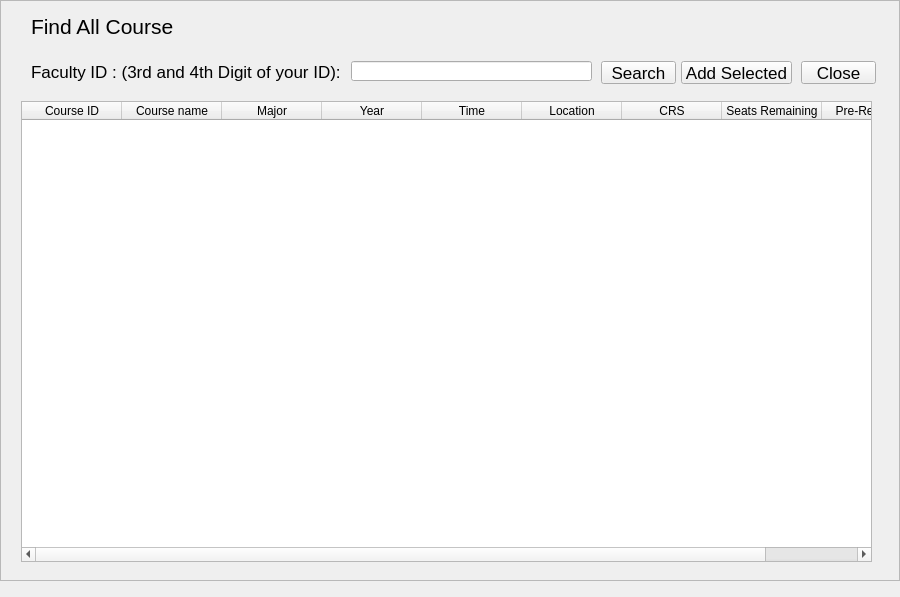
The window that resources/UI/findCourse.ui (Poom1997/gman) describes before a commit, drawn with Qt 5.
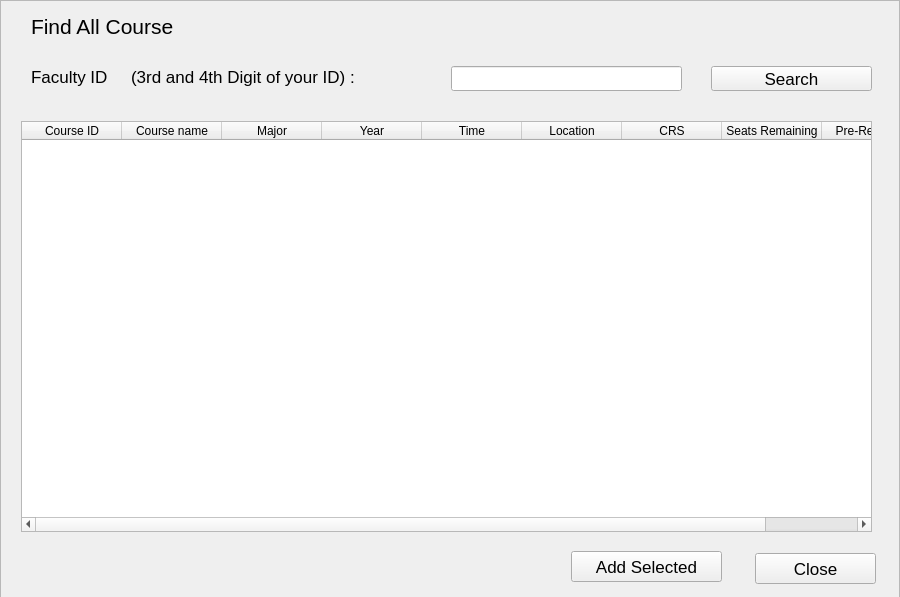
The same window after the commit.

Diff of the .ui file:
```diff
--- a/resources/UI/findCourse.ui
+++ b/resources/UI/findCourse.ui
@@ -19,7 +19,7 @@
      <x>0</x>
      <y>0</y>
      <width>900</width>
-     <height>581</height>
+     <height>601</height>
     </rect>
    </property>
    <property name="font">
@@ -42,7 +42,7 @@
       <x>0</x>
       <y>0</y>
       <width>898</width>
-      <height>579</height>
+      <height>599</height>
      </rect>
     </property>
     <widget class="QLabel" name="barLabel">
@@ -63,7 +63,7 @@
       <rect>
        <x>30</x>
        <y>10</y>
-       <width>171</width>
+       <width>191</width>
        <height>31</height>
       </rect>
      </property>
@@ -81,31 +81,31 @@
       <rect>
        <x>30</x>
        <y>60</y>
-       <width>331</width>
-       <height>21</height>
+       <width>101</width>
+       <height>31</height>
       </rect>
      </property>
      <property name="text">
-      <string>Faculty ID : (3rd and 4th Digit of your ID):</string>
+      <string>Faculty ID </string>
      </property>
     </widget>
     <widget class="QLineEdit" name="lineEdit_3">
      <property name="geometry">
       <rect>
-       <x>350</x>
-       <y>60</y>
-       <width>241</width>
-       <height>20</height>
+       <x>450</x>
+       <y>65</y>
+       <width>231</width>
+       <height>25</height>
       </rect>
      </property>
     </widget>
     <widget class="QPushButton" name="pushButton">
      <property name="geometry">
       <rect>
-       <x>600</x>
-       <y>60</y>
-       <width>75</width>
-       <height>23</height>
+       <x>710</x>
+       <y>65</y>
+       <width>161</width>
+       <height>25</height>
       </rect>
      </property>
      <property name="text">
@@ -115,10 +115,10 @@
     <widget class="QPushButton" name="pushButton_2">
      <property name="geometry">
       <rect>
-       <x>800</x>
-       <y>60</y>
-       <width>75</width>
-       <height>23</height>
+       <x>754</x>
+       <y>552</y>
+       <width>121</width>
+       <height>31</height>
       </rect>
      </property>
      <property name="text">
@@ -129,9 +129,9 @@
      <property name="geometry">
       <rect>
        <x>20</x>
-       <y>100</y>
+       <y>120</y>
        <width>851</width>
-       <height>461</height>
+       <height>411</height>
       </rect>
      </property>
      <column>
@@ -139,7 +139,7 @@
        <string>Course ID</string>
       </property>
       <property name="textAlignment">
-       <set>AlignCenter</set>
+       <set>AlignHCenter|AlignVCenter|AlignCenter</set>
       </property>
      </column>
      <column>
@@ -147,7 +147,7 @@
        <string>Course name</string>
       </property>
       <property name="textAlignment">
-       <set>AlignCenter</set>
+       <set>AlignHCenter|AlignVCenter|AlignCenter</set>
       </property>
      </column>
      <column>
@@ -155,7 +155,7 @@
        <string>Major</string>
       </property>
       <property name="textAlignment">
-       <set>AlignCenter</set>
+       <set>AlignHCenter|AlignVCenter|AlignCenter</set>
       </property>
      </column>
      <column>
@@ -163,7 +163,7 @@
        <string>Year</string>
       </property>
       <property name="textAlignment">
-       <set>AlignCenter</set>
+       <set>AlignHCenter|AlignVCenter|AlignCenter</set>
       </property>
      </column>
      <column>
@@ -171,7 +171,7 @@
        <string>Time</string>
       </property>
       <property name="textAlignment">
-       <set>AlignCenter</set>
+       <set>AlignHCenter|AlignVCenter|AlignCenter</set>
       </property>
      </column>
      <column>
@@ -179,7 +179,7 @@
        <string>Location</string>
       </property>
       <property name="textAlignment">
-       <set>AlignCenter</set>
+       <set>AlignHCenter|AlignVCenter|AlignCenter</set>
       </property>
      </column>
      <column>
@@ -187,7 +187,7 @@
        <string>CRS</string>
       </property>
       <property name="textAlignment">
-       <set>AlignCenter</set>
+       <set>AlignHCenter|AlignVCenter|AlignCenter</set>
       </property>
      </column>
      <column>
@@ -195,7 +195,7 @@
        <string>Seats Remaining</string>
       </property>
       <property name="textAlignment">
-       <set>AlignCenter</set>
+       <set>AlignHCenter|AlignVCenter|AlignCenter</set>
       </property>
      </column>
      <column>
@@ -203,23 +203,36 @@
        <string>Pre-Requisite</string>
       </property>
       <property name="textAlignment">
-       <set>AlignCenter</set>
+       <set>AlignHCenter|AlignVCenter|AlignCenter</set>
       </property>
      </column>
     </widget>
     <widget class="QPushButton" name="add_selected">
      <property name="geometry">
       <rect>
-       <x>680</x>
-       <y>60</y>
-       <width>111</width>
-       <height>23</height>
+       <x>570</x>
+       <y>550</y>
+       <width>151</width>
+       <height>31</height>
       </rect>
      </property>
      <property name="text">
       <string>Add Selected</string>
      </property>
     </widget>
+    <widget class="QLabel" name="label_5">
+     <property name="geometry">
+      <rect>
+       <x>130</x>
+       <y>60</y>
+       <width>311</width>
+       <height>31</height>
+      </rect>
+     </property>
+     <property name="text">
+      <string>(3rd and 4th Digit of your ID) :</string>
+     </property>
+    </widget>
    </widget>
   </widget>
  </widget>
```
Left out of the diff: 6 changed lines with no effect on the pictures.
